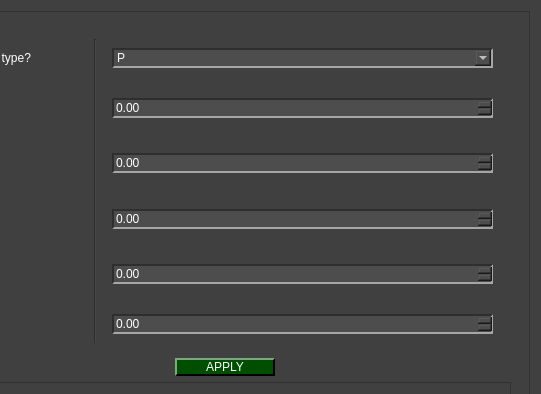
First picture: the form in pydaq/uis/PyDAQ_pid_control_window_dialog.ui, repository samirmartins/pydaq, before the edit; both pictures show x 90 to 631 and y 0 to 394 of the 631 by 804 pixel window.
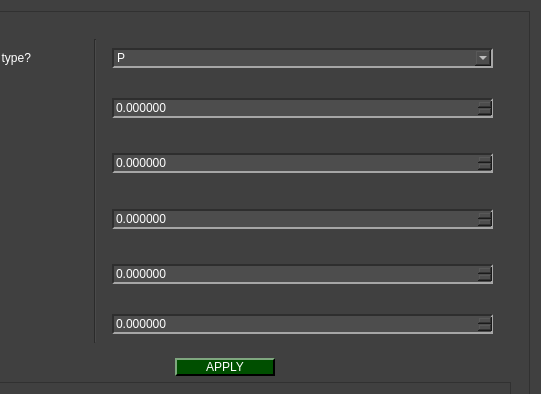
Second picture: the form after the edit. Icons and pictures are not drawn.

What changed in the file:
```diff
--- a/pydaq/uis/PyDAQ_pid_control_window_dialog.ui
+++ b/pydaq/uis/PyDAQ_pid_control_window_dialog.ui
@@ -373,6 +373,12 @@
                <layout class="QHBoxLayout" name="horizontalLayout_6">
                 <item>
                  <widget class="QDoubleSpinBox" name="doubleSpinBox_KdDialog">
+                  <property name="decimals">
+                   <number>6</number>
+                  </property>
+                  <property name="maximum">
+                   <double>999999999999.000000000000000</double>
+                  </property>
                   <property name="singleStep">
                    <double>0.100000000000000</double>
                   </property>
@@ -436,6 +442,12 @@
                <layout class="QHBoxLayout" name="horizontalLayout_5">
                 <item>
                  <widget class="QDoubleSpinBox" name="doubleSpinBox_KiDialog">
+                  <property name="decimals">
+                   <number>6</number>
+                  </property>
+                  <property name="maximum">
+                   <double>999999999999.000000000000000</double>
+                  </property>
                   <property name="singleStep">
                    <double>0.100000000000000</double>
                   </property>
@@ -478,6 +490,12 @@
                   <property name="enabled">
                    <bool>true</bool>
                   </property>
+                  <property name="decimals">
+                   <number>6</number>
+                  </property>
+                  <property name="maximum">
+                   <double>999999999999.000000000000000</double>
+                  </property>
                   <property name="singleStep">
                    <double>0.100000000000000</double>
                   </property>
@@ -491,6 +509,12 @@
                <layout class="QHBoxLayout" name="horizontalLayout_4">
                 <item>
                  <widget class="QDoubleSpinBox" name="doubleSpinBox_KpDialog">
+                  <property name="decimals">
+                   <number>6</number>
+                  </property>
+                  <property name="maximum">
+                   <double>999999999999.000000000000000</double>
+                  </property>
                   <property name="singleStep">
                    <double>0.100000000000000</double>
                   </property>
@@ -555,6 +579,12 @@
                <layout class="QHBoxLayout" name="horizontalLayout_2">
                 <item>
                  <widget class="QDoubleSpinBox" name="doubleSpinBox_DisturbeDialog">
+                  <property name="decimals">
+                   <number>6</number>
+                  </property>
+                  <property name="maximum">
+                   <double>999999999999.000000000000000</double>
+                  </property>
                   <property name="singleStep">
                    <double>0.100000000000000</double>
                   </property>
```
Left out of the diff: 10 changed lines with no effect on the pictures.
